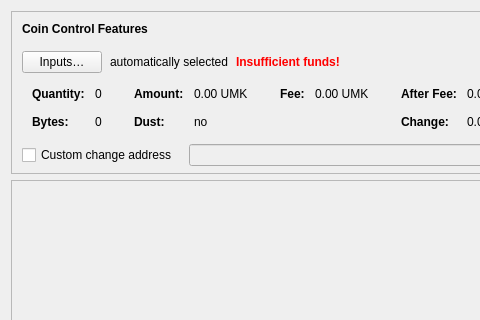
The window that src/qt/forms/sendcoinsdialog.ui (umkoin/umkoin) describes before a commit, drawn with Qt 5; both pictures show x 0 to 480 and y 0 to 320 of the 850 by 526 pixel window.
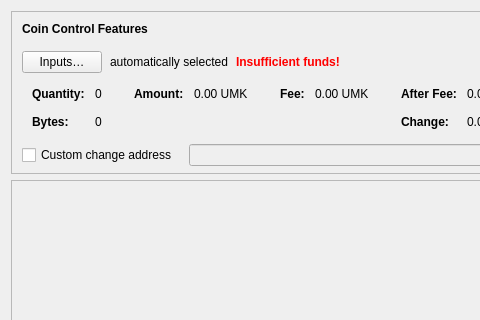
The same window after the commit. Icons and pictures are not drawn. Custom widgets are drawn as their Qt base class.

Diff of the .ui file:
```diff
--- a/src/qt/forms/sendcoinsdialog.ui
+++ b/src/qt/forms/sendcoinsdialog.ui
@@ -331,35 +331,6 @@
                  </property>
                 </widget>
                </item>
-               <item row="1" column="0">
-                <widget class="QLabel" name="labelCoinControlLowOutputText">
-                 <property name="font">
-                  <font>
-                   <weight>75</weight>
-                   <bold>true</bold>
-                  </font>
-                 </property>
-                 <property name="text">
-                  <string>Dust:</string>
-                 </property>
-                </widget>
-               </item>
-               <item row="1" column="1">
-                <widget class="QLabel" name="labelCoinControlLowOutput">
-                 <property name="cursor">
-                  <cursorShape>IBeamCursor</cursorShape>
-                 </property>
-                 <property name="contextMenuPolicy">
-                  <enum>Qt::ActionsContextMenu</enum>
-                 </property>
-                 <property name="text">
-                  <string notr="true">no</string>
-                 </property>
-                 <property name="textInteractionFlags">
-                  <set>Qt::LinksAccessibleByMouse|Qt::TextSelectableByKeyboard|Qt::TextSelectableByMouse</set>
-                 </property>
-                </widget>
-               </item>
               </layout>
              </item>
              <item>
```
Left out of the diff: 6 changed lines with no effect on the pictures.
